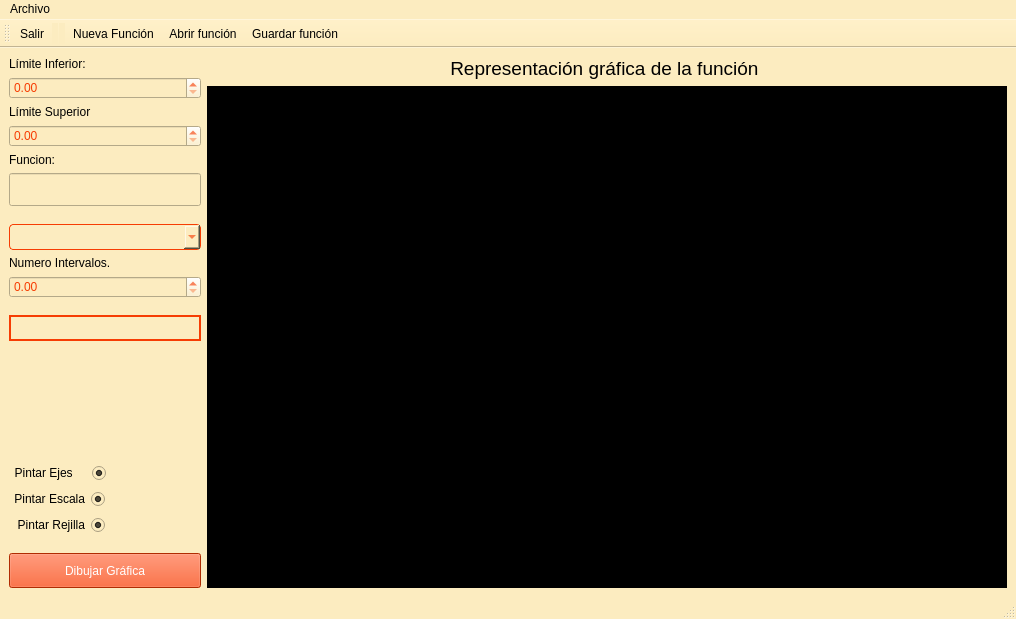
Above: forms/mainwindow.ui from BertoSoft/ReFunGraf_1.0 before the change. Below: the same form after it.
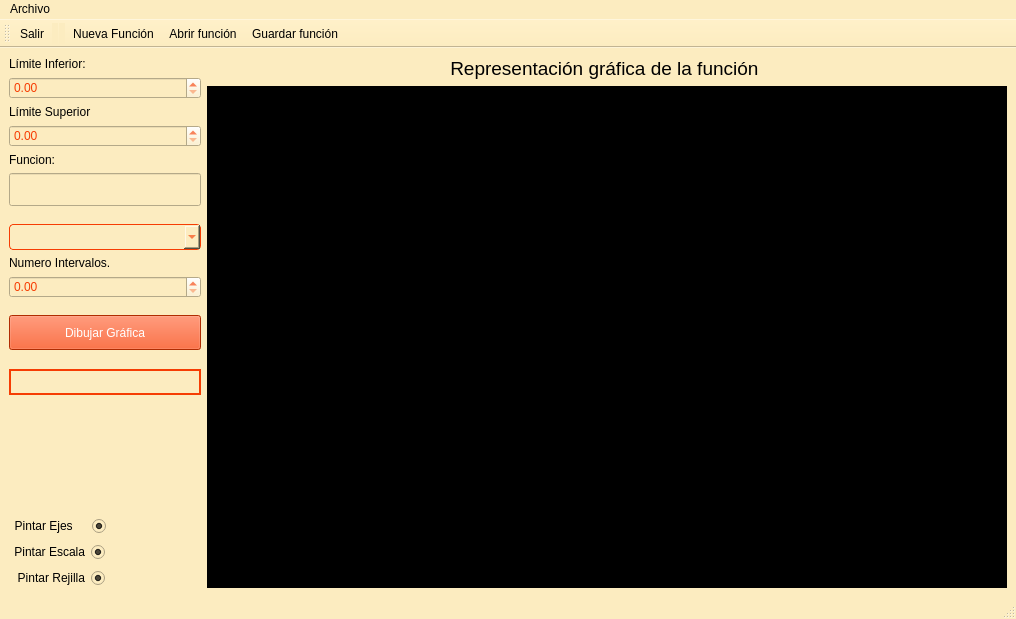
That is the form after the change. Icons and pictures are not drawn.

What changed in the file:
```diff
--- a/forms/mainwindow.ui
+++ b/forms/mainwindow.ui
@@ -128,7 +128,7 @@
     <item>
      <layout class="QHBoxLayout" name="horizontalLayout_4" stretch="1,10">
       <item>
-       <layout class="QVBoxLayout" name="verticalLayout_5" stretch="1,1,1,1,1,10,1,1,1">
+       <layout class="QVBoxLayout" name="verticalLayout_5" stretch="1,1,1,1,0,0,1,10,1">
         <item>
          <layout class="QVBoxLayout" name="verticalLayout_3" stretch="0,0,0,0,0,0">
           <item>
@@ -235,6 +235,32 @@
           </property>
          </spacer>
         </item>
+        <item>
+         <widget class="QPushButton" name="btnGraf">
+          <property name="minimumSize">
+           <size>
+            <width>0</width>
+            <height>35</height>
+           </size>
+          </property>
+          <property name="text">
+           <string>Dibujar Gráfica</string>
+          </property>
+         </widget>
+        </item>
+        <item>
+         <spacer name="verticalSpacer_3">
+          <property name="orientation">
+           <enum>Qt::Orientation::Vertical</enum>
+          </property>
+          <property name="sizeHint" stdset="0">
+           <size>
+            <width>192</width>
+            <height>13</height>
+           </size>
+          </property>
+         </spacer>
+        </item>
         <item>
          <widget class="QLabel" name="lblIntegral">
           <property name="font">
@@ -388,32 +414,6 @@
           </item>
          </layout>
         </item>
-        <item>
-         <spacer name="verticalSpacer_3">
-          <property name="orientation">
-           <enum>Qt::Orientation::Vertical</enum>
-          </property>
-          <property name="sizeHint" stdset="0">
-           <size>
-            <width>192</width>
-            <height>13</height>
-           </size>
-          </property>
-         </spacer>
-        </item>
-        <item>
-         <widget class="QPushButton" name="btnGraf">
-          <property name="minimumSize">
-           <size>
-            <width>0</width>
-            <height>35</height>
-           </size>
-          </property>
-          <property name="text">
-           <string>Dibujar Gráfica</string>
-          </property>
-         </widget>
-        </item>
        </layout>
       </item>
       <item>
```
